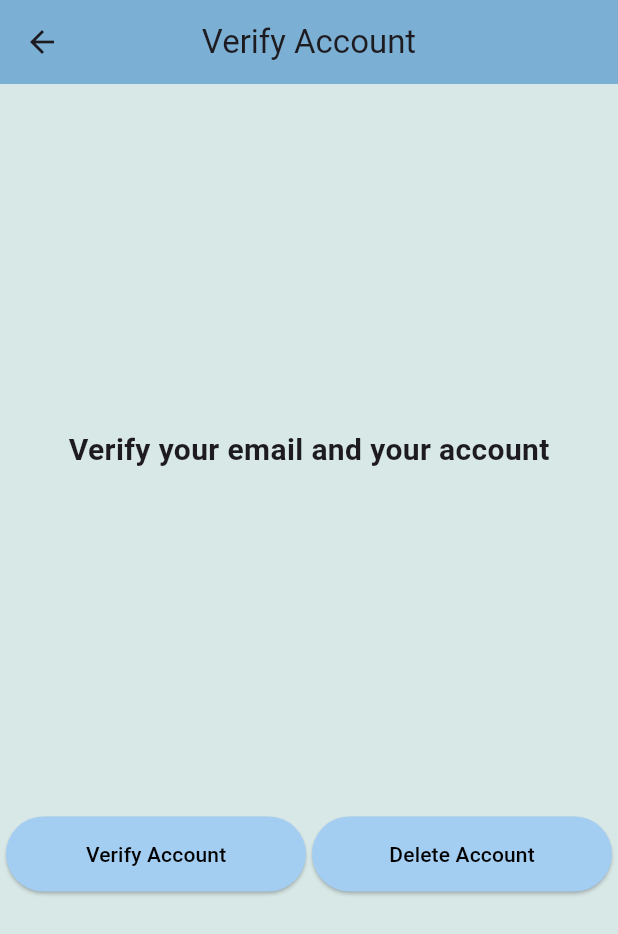
After one commit to antoniofdez20/my_healthy_ai, a Flutter app: the VerifyAccountScreen screen opened by its route, on a phone screen of 412 x 824 dp. The commit adds this screen. Shown: the top 934 px of the screen. Run offline on Flutter 3.47's test engine with Material 3 defaults, Android fonts, the phone set to English and light mode, and no system bars; our stand-ins replace cloud_firestore, firebase_auth, firebase_core, get, google_sign_in, shared_preferences; accounts and stored records are empty.

Commit message:
verificar email de un nuevo usuario

```diff
--- a/lib/main.dart
+++ b/lib/main.dart
@@ -27,7 +27,9 @@ class MyApp extends StatelessWidget {
       debugShowCheckedModeBanner: false,
       title: 'My Healthy AI',
       initialRoute: authController.firebaseUser.value?.uid != null
-          ? '/homeScreen'
+          ? authController.firebaseUser.value?.emailVerified == true
+              ? '/homeScreen'
+              : '/verifyAccountScreen'
           : '/initialScreen',
       getPages: AppPages.routes,
       theme: themeController.currentTheme,
--- a/lib/routes/app_pages.dart
+++ b/lib/routes/app_pages.dart
@@ -39,5 +39,12 @@ class AppPages {
         Get.lazyPut<AuthController>(() => AuthController());
       }),
     ),
+    GetPage(
+      name: '/verifyAccountScreen',
+      page: () => const VerifyAccountScreen(),
+      binding: BindingsBuilder(() {
+        Get.lazyPut<AuthController>(() => AuthController());
+      }),
+    ),
   ];
 }
--- a/lib/screens/screens.dart
+++ b/lib/screens/screens.dart
@@ -1,3 +1,4 @@
+export 'package:my_healthy_ai/screens/verify_account_screen.dart';
 export 'package:my_healthy_ai/screens/profile_screen.dart';
 export 'package:my_healthy_ai/screens/create_account_screen.dart';
 export 'package:my_healthy_ai/screens/home_screen.dart';
--- /dev/null
+++ b/lib/screens/verify_account_screen.dart
@@ -0,0 +1,63 @@
+import 'package:flutter/material.dart';
+import 'package:get/get.dart';
+import 'package:my_healthy_ai/controllers/controllers.dart';
+
+class VerifyAccountScreen extends StatelessWidget {
+  const VerifyAccountScreen({super.key});
+
+  @override
+  Widget build(BuildContext context) {
+    final authController = Get.find<AuthController>();
+    return Scaffold(
+      appBar: AppBar(
+        title: const Text('Verify Account'),
+      ),
+      body: Center(
+        child: Column(
+          mainAxisAlignment: MainAxisAlignment.spaceEvenly,
+          crossAxisAlignment: CrossAxisAlignment.center,
+          children: [
+            const Text(
+              'Verify your email and your account',
+              style: TextStyle(fontSize: 20, fontWeight: FontWeight.bold),
+            ),
+            Row(
+              mainAxisAlignment: MainAxisAlignment.spaceEvenly,
+              crossAxisAlignment: CrossAxisAlignment.center,
+              children: [
+                ElevatedButton(
+                  onPressed: () async {
+                    await authController.verifyEmail();
+                  },
+                  child: const Text('Verify Account'),
+                ),
+                ElevatedButton(
+                  onPressed: () {
+                    // Muestra un diálogo de confirmación usando GetX
+                    Get.defaultDialog(
+                      title: "Confirm Delete Account",
+                      content: const Text(
+                          "Are you sure you want to delete your account? This action cannot be undone."),
+                      onCancel:
+                          () {}, // Al presionar cancelar, simplemente cierra el diálogo
+                      onConfirm: () async {
+                        Get.back(); // Cierra el diálogo después de la acción
+                        // Al confirmar, procede a eliminar la cuenta
+                        await authController.deleteAccount();
+                      },
+                      textCancel: "Cancel",
+                      textConfirm: "Delete",
+                      confirmTextColor: Colors.white,
+                      buttonColor: Colors.red,
+                    );
+                  },
+                  child: const Text('Delete Account'),
+                ),
+              ],
+            )
+          ],
+        ),
+      ),
+    );
+  }
+}
```
Also changed, not shown: lib/auth/auth_firebase_repository.dart (+13 -0 lines), lib/controllers/auth_controller.dart (+35 -4 lines), lib/services/firestore_repository.dart (+9 -2 lines).
